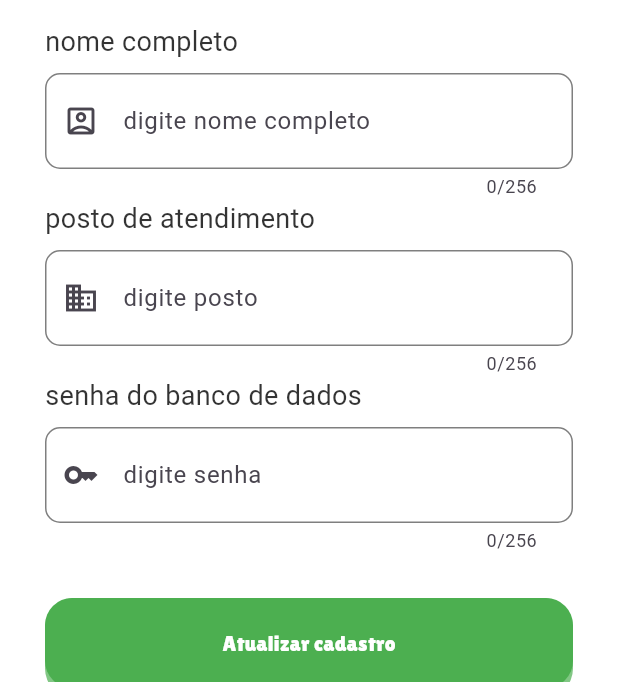
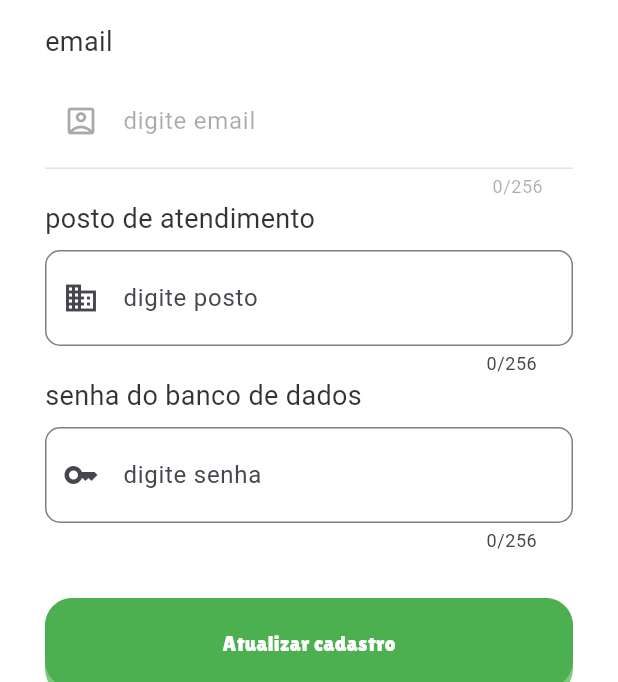
Before and after one commit to CAD-MED/Projeto-de-extensao-CAD-MED, a Flutter app: the PageEditeUser screen opened directly, on a phone screen of 412 x 824 dp, the part 554-1236 px from its top. Run offline on Flutter 3.47's test engine with Material 3 defaults, Android fonts, the phone set to English and light mode, and no system bars; our stand-ins replace auto_size_text, awesome_snackbar_content, device_preview, flutter_native_splash, sqflite; accounts and stored records are empty.

Commit message:
up projeto final

```diff
--- a/frontend/defesa_civil/lib/components/textfieldSection.dart
+++ b/frontend/defesa_civil/lib/components/textfieldSection.dart
@@ -2,7 +2,8 @@ import 'package:flutter/material.dart';
 import 'package:flutter/services.dart'; // Para usar TextInputFormatter
 
 Widget textfieldSection(
-    {IconData icon = Icons.account_box_outlined,
+    {enabled = true,
+    IconData icon = Icons.account_box_outlined,
     isNumeric = false,
     required TextInputType keyboardType,
     bool obscureText = false,
@@ -18,6 +19,7 @@ Widget textfieldSection(
                 TextStyle(fontSize: 18, color: Colors.black.withOpacity(.8)))),
     const SizedBox(height: 8),
     TextField(
+        enabled: enabled,
         controller: controller,
         obscureText: obscureText,
         keyboardType: keyboardType,
--- a/frontend/defesa_civil/lib/pages/PageEditeUser.dart
+++ b/frontend/defesa_civil/lib/pages/PageEditeUser.dart
@@ -58,9 +58,10 @@ class _PageEditeUserState extends State<PageEditeUser> {
                             title: "Cadastro de usuario", text: rodapeTexto),
                         const SizedBox(height: 15),
                         textfieldSection(
+                            enabled: false,
                             keyboardType: TextInputType.name,
-                            title: "nome completo",
-                            hintText: "nome completo",
+                            title: "email",
+                            hintText: "email",
                             controller: controllerNome,
                             icon: Icons.account_box_outlined),
                         textfieldSection(
--- a/frontend/defesa_civil/lib/pages/PageInit.dart
+++ b/frontend/defesa_civil/lib/pages/PageInit.dart
@@ -43,8 +43,8 @@ class _PageInitState extends State<PageInit> {
                       const SizedBox(height: 15),
                       textfieldSection(
                           keyboardType: TextInputType.name,
-                          title: "Nome completo",
-                          hintText: "nome completo",
+                          title: "email",
+                          hintText: "digite o email",
                           controller: controllerNome,
                           icon: Icons.account_box_outlined),
                       // const SizedBox(height: 15),
```
